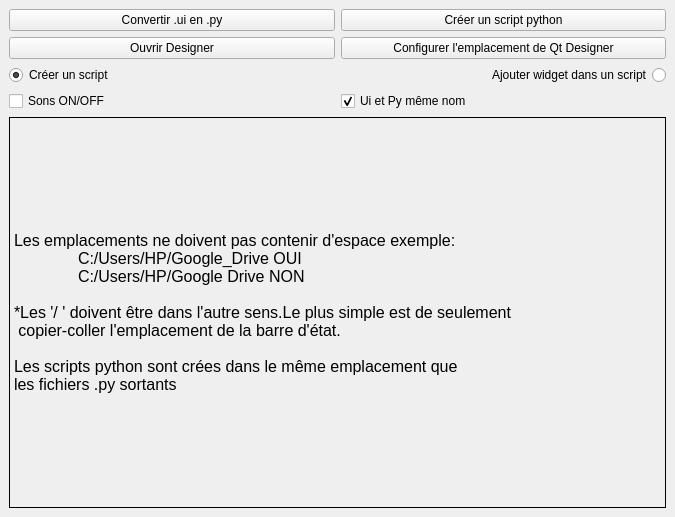
Above: ui-to-py/Convertisseur.ui from constraintAutomaton/ui-to-py-gui before the change. Below: the same form after it.
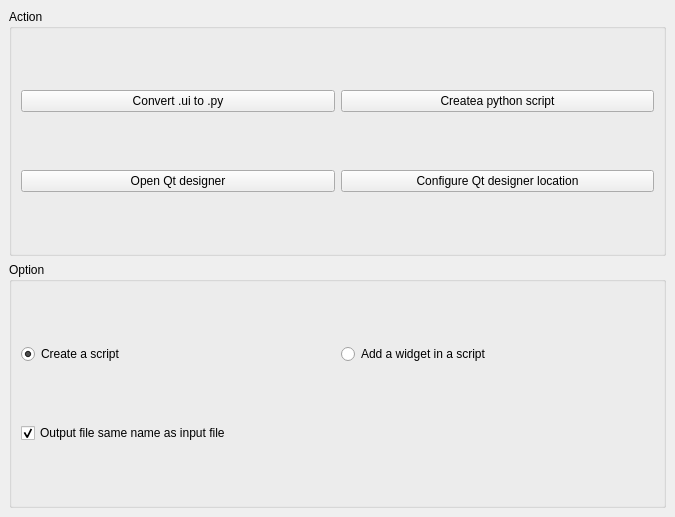
That is the form after the change.

The edit to the form file:
```diff
--- a/ui-to-py/Convertisseur.ui
+++ b/ui-to-py/Convertisseur.ui
@@ -14,61 +14,14 @@
    <string>Ui to Py</string>
   </property>
   <widget class="QWidget" name="centralwidget">
-   <layout class="QGridLayout" name="gridLayout">
-    <item row="6" column="0" colspan="2">
-     <layout class="QHBoxLayout" name="horizontalLayout_4">
-      <property name="sizeConstraint">
-       <enum>QLayout::SetNoConstraint</enum>
-      </property>
+   <layout class="QVBoxLayout" name="verticalLayout">
       <item>
-       <widget class="QLabel" name="LblInfo">
-        <property name="font">
-         <font>
-          <pointsize>12</pointsize>
-         </font>
-        </property>
-        <property name="frameShape">
-         <enum>QFrame::Panel</enum>
-        </property>
-        <property name="frameShadow">
-         <enum>QFrame::Plain</enum>
-        </property>
-        <property name="text">
-         <string>Les emplacements ne doivent pas contenir d'espace exemple:
-	C:/Users/HP/Google_Drive OUI
-	C:/Users/HP/Google Drive NON
-
-*Les '/ ' doivent être dans l'autre sens.Le plus simple est de seulement
- copier-coller l'emplacement de la barre d'état.
-
-Les scripts python sont crées dans le même emplacement que 
-les fichiers .py sortants</string>
-        </property>
-       </widget>
-      </item>
-     </layout>
-    </item>
-    <item row="3" column="1">
-     <widget class="QRadioButton" name="RbAjout">
-      <property name="layoutDirection">
-       <enum>Qt::RightToLeft</enum>
-      </property>
-      <property name="text">
-       <string>Ajouter widget dans un script</string>
-      </property>
-     </widget>
-    </item>
-    <item row="3" column="0">
-     <widget class="QRadioButton" name="RbCreer">
-      <property name="text">
-       <string>Créer un script</string>
-      </property>
-      <property name="checked">
-       <bool>true</bool>
-      </property>
-     </widget>
-    </item>
-    <item row="1" column="0" colspan="2">
+     <widget class="QGroupBox" name="groupBox">
+      <property name="title">
+       <string>Action</string>
+      </property>
+      <layout class="QVBoxLayout" name="verticalLayout_2">
+       <item>
      <layout class="QHBoxLayout" name="horizontalLayout">
       <property name="sizeConstraint">
        <enum>QLayout::SetMinimumSize</enum>
@@ -76,7 +29,7 @@
       <item>
        <widget class="QPushButton" name="BtnGo">
         <property name="text">
-         <string>Convertir .ui en .py</string>
+            <string>Convert .ui to .py</string>
         </property>
         <property name="autoDefault">
          <bool>false</bool>
@@ -89,7 +42,7 @@
          <bool>true</bool>
         </property>
         <property name="text">
-         <string>Créer un script python</string>
+            <string>Createa python script</string>
         </property>
         <property name="autoDefault">
          <bool>true</bool>
@@ -98,47 +51,76 @@
       </item>
      </layout>
     </item>
-    <item row="5" column="0" colspan="2">
-     <layout class="QHBoxLayout" name="horizontalLayout_2">
       <item>
-       <widget class="QCheckBox" name="ChkSons">
-        <property name="text">
-         <string>Sons ON/OFF</string>
-        </property>
-       </widget>
-      </item>
-      <item>
-       <widget class="QCheckBox" name="ChkSame">
-        <property name="enabled">
-         <bool>true</bool>
-        </property>
-        <property name="text">
-         <string>Ui et Py même nom</string>
-        </property>
-        <property name="checked">
-         <bool>true</bool>
-        </property>
-       </widget>
-      </item>
-     </layout>
-    </item>
-    <item row="2" column="0" colspan="2">
      <layout class="QHBoxLayout" name="horizontalLayout_3">
       <item>
        <widget class="QPushButton" name="BtnQt">
         <property name="text">
-         <string>Ouvrir Designer</string>
+            <string>Open Qt designer</string>
         </property>
        </widget>
       </item>
       <item>
        <widget class="QPushButton" name="BtnPathQt">
         <property name="text">
-         <string>Configurer l'emplacement de Qt Designer</string>
+            <string>Configure Qt designer location</string>
         </property>
        </widget>
       </item>
      </layout>
+       </item>
+      </layout>
+     </widget>
+    </item>
+    <item>
+     <widget class="QGroupBox" name="groupBox_2">
+      <property name="title">
+       <string>Option</string>
+      </property>
+      <layout class="QVBoxLayout" name="verticalLayout_3">
+       <item>
+        <layout class="QHBoxLayout" name="horizontalLayout_4">
+         <item>
+          <widget class="QRadioButton" name="RbCreer">
+           <property name="text">
+            <string>Create a script</string>
+           </property>
+           <property name="checked">
+            <bool>true</bool>
+           </property>
+          </widget>
+         </item>
+         <item>
+          <widget class="QRadioButton" name="RbAjout">
+           <property name="layoutDirection">
+            <enum>Qt::LeftToRight</enum>
+           </property>
+           <property name="text">
+            <string>Add a widget in a script</string>
+           </property>
+          </widget>
+         </item>
+        </layout>
+       </item>
+       <item>
+        <layout class="QHBoxLayout" name="horizontalLayout_2">
+         <item>
+          <widget class="QCheckBox" name="ChkSame">
+           <property name="enabled">
+            <bool>true</bool>
+           </property>
+           <property name="text">
+            <string>Output file same name as input file</string>
+           </property>
+           <property name="checked">
+            <bool>true</bool>
+           </property>
+          </widget>
+         </item>
+        </layout>
+       </item>
+      </layout>
+     </widget>
     </item>
    </layout>
   </widget>
```
Lines whose indentation alone changed are shown as unchanged.
